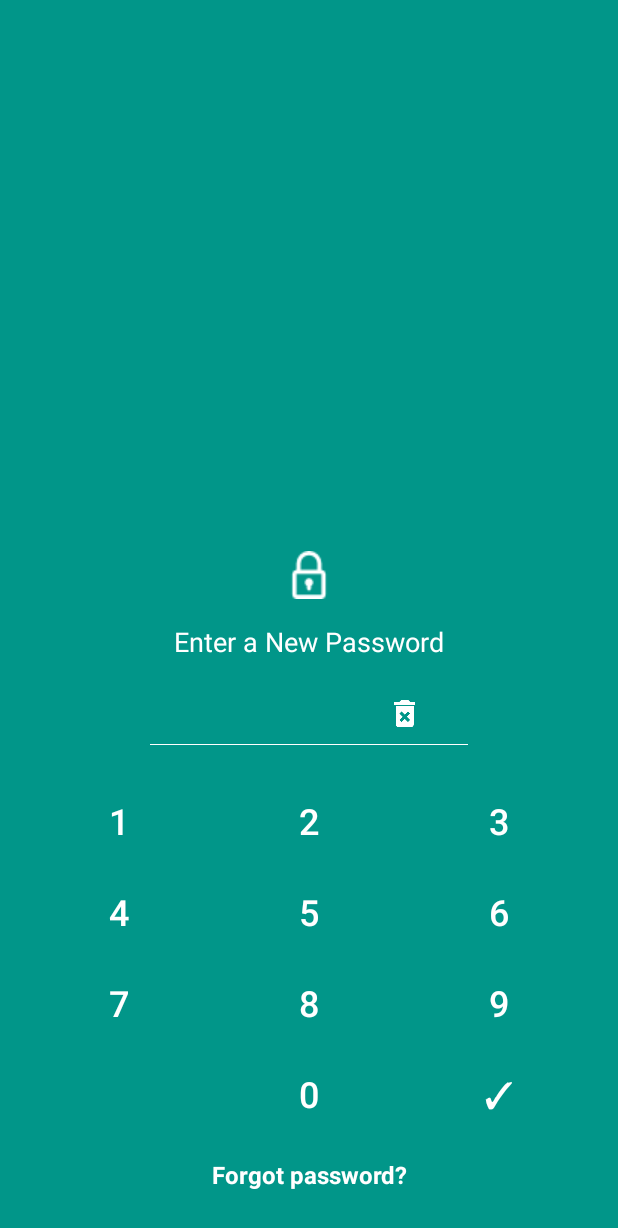
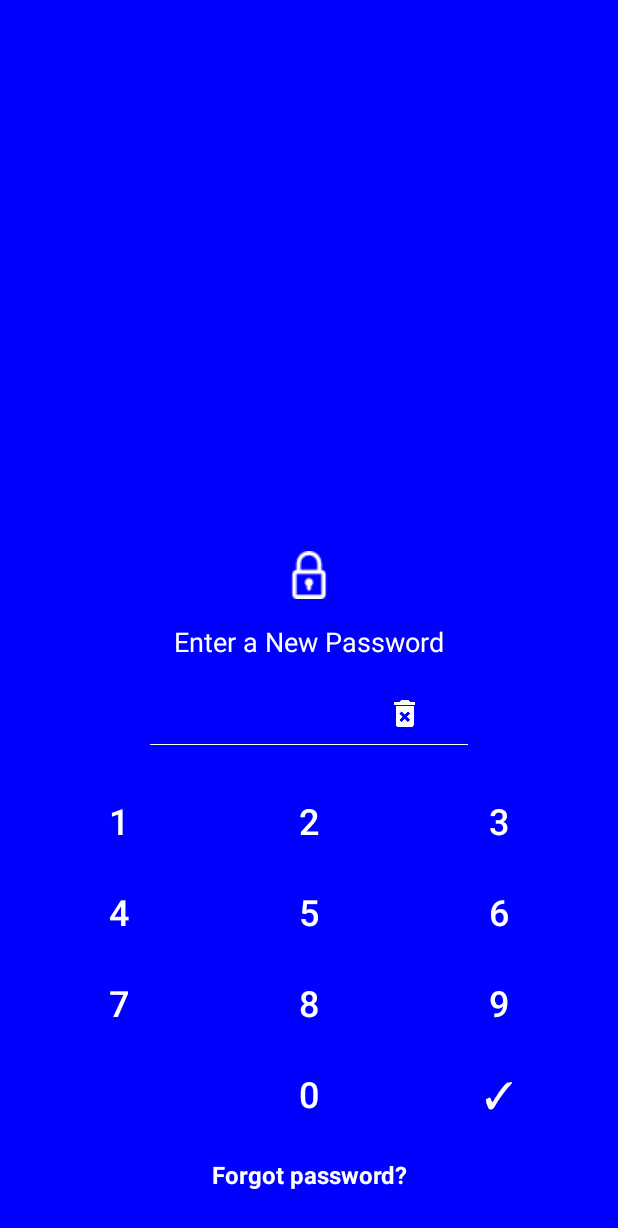
Before and after one commit to p32929/AndroidAppLockscreen, an Android app: the screen it shows after launch (LockscreenActivity), after a tap on "SET", on a phone screen of 412 x 824 dp. Shown: the top 1228 px of the screen. Run offline under Robolectric (Android 15) with nearby library versions, the phone set to English and light mode, and no system bars.

Commit message:
added background color changing apis

```diff
--- a/app/src/main/java/p32929/passcodelock/MainActivity.java
+++ b/app/src/main/java/p32929/passcodelock/MainActivity.java
@@ -1,5 +1,6 @@
 package p32929.passcodelock;
 
+import android.graphics.Color;
 import android.os.Bundle;
 import android.view.View;
 
@@ -13,6 +14,7 @@ public class MainActivity extends LockscreenHandler {
         super.onCreate(savedInstanceState);
         setContentView(R.layout.activity_main);
 
+        EasyLock.setBackgroundColor(Color.BLUE);
         EasyLock.checkPassword(this);
     }
 
--- a/easypasscodelock/src/main/java/p32929/easypasscodelock/Activities/LockscreenActivity.java
+++ b/easypasscodelock/src/main/java/p32929/easypasscodelock/Activities/LockscreenActivity.java
@@ -7,17 +7,21 @@ import android.support.v4.app.ActivityCompat;
 import android.view.View;
 import android.widget.Button;
 import android.widget.ImageButton;
+import android.widget.RelativeLayout;
 import android.widget.TextView;
 import android.widget.Toast;
 
 import p32929.easypasscodelock.Interfaces.ActivityChanger;
 import p32929.easypasscodelock.R;
+import p32929.easypasscodelock.Utils.EasyLock;
 import p32929.easypasscodelock.Utils.FayazSP;
 import p32929.easypasscodelock.Utils.LockscreenHandler;
 
 public class LockscreenActivity extends LockscreenHandler implements ActivityChanger {
 
-    private int passButtonIds[] = {
+    private static Class classToGoAfter;
+    String tempPass = "";
+    private int[] passButtonIds = {
             R.id.lbtn1,
             R.id.lbtn2,
             R.id.lbtn3,
@@ -29,14 +33,13 @@ public class LockscreenActivity extends LockscreenHandler implements ActivityCha
             R.id.lbtn9,
             R.id.lbtn0
     };
-
     private TextView textViewDot, textViewHAHA;
     private Button buttonTick;
     private ImageButton imageButtonDelete;
+    private RelativeLayout relativeLayoutBackground;
 
     private String passString = "", realPass = "";
     private String status = "";
-
     //
     private String checkStatus = "check";
     private String setStatus = "set";
@@ -45,7 +48,6 @@ public class LockscreenActivity extends LockscreenHandler implements ActivityCha
     private String changeStatus = "change";
     private String changeStatus1 = "change1";
     private String changeStatus2 = "change2";
-    private static Class classToGoAfter;
 
     @Override
     protected void onCreate(Bundle savedInstanceState) {
@@ -66,13 +68,13 @@ public class LockscreenActivity extends LockscreenHandler implements ActivityCha
         }
     }
 
-    String tempPass = "";
-
     private void initViews() {
-        textViewHAHA = (TextView) findViewById(R.id.haha_text);
-        textViewDot = (TextView) findViewById(R.id.dotText);
-        buttonTick = (Button) findViewById(R.id.lbtnTick);
-        imageButtonDelete = (ImageButton) findViewById(R.id.lbtnDelete);
+        textViewHAHA = findViewById(R.id.haha_text);
+        textViewDot = findViewById(R.id.dotText);
+        buttonTick = findViewById(R.id.lbtnTick);
+        imageButtonDelete = findViewById(R.id.lbtnDelete);
+        relativeLayoutBackground = findViewById(R.id.background_layout);
+        relativeLayoutBackground.setBackgroundColor(EasyLock.backgroundColor);
 
         imageButtonDelete.setOnClickListener(new View.OnClickListener() {
             @Override
@@ -179,7 +181,7 @@ public class LockscreenActivity extends LockscreenHandler implements ActivityCha
         });
 
         for (int i = 0; i < passButtonIds.length; i++) {
-            final Button button = (Button) findViewById(passButtonIds[i]);
+            final Button button = findViewById(passButtonIds[i]);
             button.setOnClickListener(new View.OnClickListener() {
                 @Override
                 public void onClick(View view) {
@@ -206,7 +208,7 @@ public class LockscreenActivity extends LockscreenHandler implements ActivityCha
 
     @Override
     public void activityClass(Class activityClassToGo) {
-        this.classToGoAfter = activityClassToGo;
+        classToGoAfter = activityClassToGo;
     }
 
     @Override
--- a/easypasscodelock/src/main/java/p32929/easypasscodelock/Utils/EasyLock.java
+++ b/easypasscodelock/src/main/java/p32929/easypasscodelock/Utils/EasyLock.java
@@ -2,6 +2,7 @@ package p32929.easypasscodelock.Utils;
 
 import android.content.Context;
 import android.content.Intent;
+import android.graphics.Color;
 
 import p32929.easypasscodelock.Activities.LockscreenActivity;
 import p32929.easypasscodelock.Interfaces.ActivityChanger;
@@ -12,11 +13,12 @@ import p32929.easypasscodelock.Interfaces.ActivityChanger;
 
 public class EasyLock {
     private static ActivityChanger activityChanger;
+    public static int backgroundColor = Color.parseColor("#019689");
 
     private static void init(Context context) {
         FayazSP.init(context);
         if (activityChanger == null) {
-            activityChanger = (ActivityChanger) new LockscreenActivity();
+            activityChanger = new LockscreenActivity();
         }
     }
 
@@ -53,4 +55,8 @@ public class EasyLock {
         }
     }
 
+    public static void setBackgroundColor(int backgroundColor) {
+        EasyLock.backgroundColor = backgroundColor;
+    }
+
 }
```
